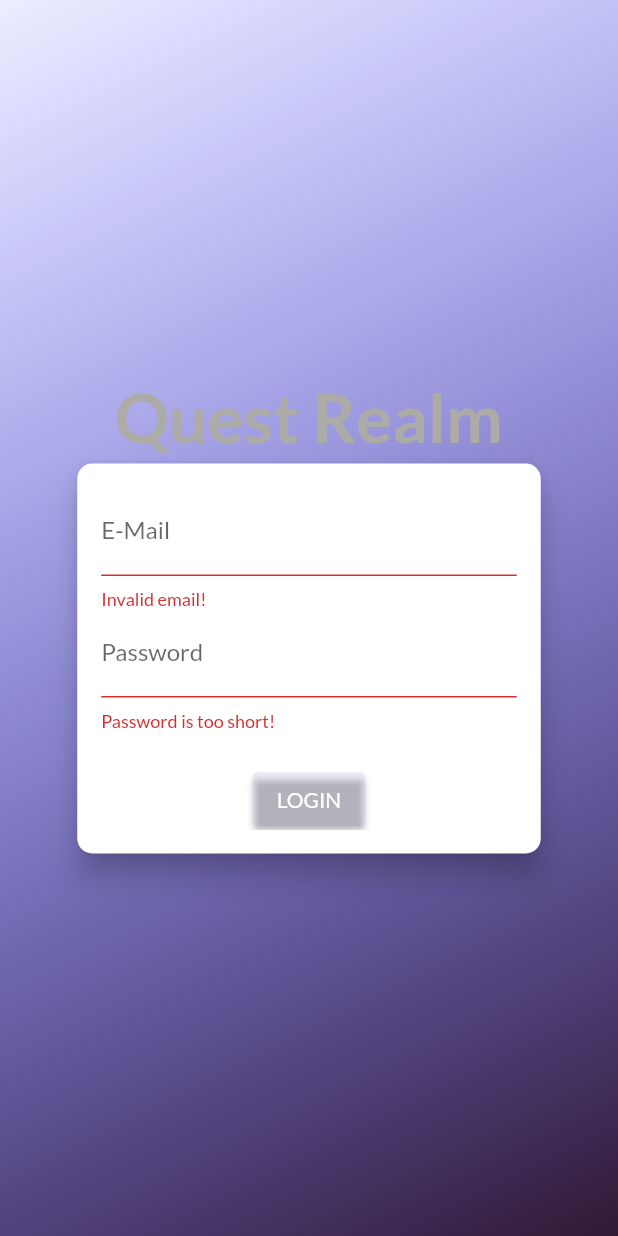
After one commit to denosg/quest_realm, a Flutter app: the AuthScreen screen opened directly, after a tap on "LOGIN", on a phone screen of 412 x 824 dp. The commit adds this screen. Run offline on Flutter 3.47's test engine with Material 2 defaults, Android fonts, the phone set to English and light mode, and no system bars; our stand-ins replace shared_preferences; accounts and stored records are empty.

Commit message:
AuthScreen + QuestDetailScreen

```diff
--- a/lib/data/false_data.dart
+++ b/lib/data/false_data.dart
@@ -4,7 +4,8 @@ final List<Quest> falseData = [
   Quest(
     id: 'm1',
     title: 'Quest1',
-    description: 'Quest1Description',
+    description:
+        'Quest1Descriptionaaaaaaaaaaaaaaaaaaaaaaaaaaaaaaaaaaaaaaaaaaaaaaaaaaaaaaaaaaaaaaaaaaaaaaaaaaaaaaaaaaaaaaaaaaaaaaaaaaaaaaaaaaaaaaaaaaaaaaaaaaaaaaaaaaaaaaaaaaaaaaaaaaaaaaaaaaaaaaaaaaaaa',
     points: 100,
   ),
   Quest(
--- a/lib/main.dart
+++ b/lib/main.dart
@@ -3,6 +3,7 @@ import 'package:flutter/services.dart';
 
 import './models/custom_material_color.dart';
 import './widgets/tabs_navigation.dart';
+import './screens/quest_details_screen.dart';
 
 void main() {
   //Makes it so SystemChrome.setPreferredOrientations works
@@ -29,7 +30,7 @@ class MainApp extends StatelessWidget {
             createMaterialColor(const Color.fromARGB(10, 14, 18, 255)),
         primaryColor:
             createMaterialColor(const Color.fromARGB(10, 14, 18, 255)),
-        accentColor: Colors.white,
+        accentColor: createMaterialColor(const Color.fromRGBO(48, 25, 52, 1)),
         pageTransitionsTheme: const PageTransitionsTheme(
           builders: {
             TargetPlatform.android: CupertinoPageTransitionsBuilder(),
@@ -41,7 +42,7 @@ class MainApp extends StatelessWidget {
         // Main page
         '/': (context) => TabsNavigation(),
         // Quest details
-        //QuestDetailsScreen.routeName:(context) => QuestDetailsScreen(),
+        QuestDetailsScreen.routeName: (context) => QuestDetailsScreen(),
       },
     );
   }
--- /dev/null
+++ b/lib/models/http_exception.dart
@@ -0,0 +1,11 @@
+class HttpException implements Exception {
+  final String message;
+
+  HttpException(this.message);
+
+  @override
+  String toString() {
+    return message;
+    // return super.toString(); //Instance of HttpException
+  }
+}
--- /dev/null
+++ b/lib/screens/auth_screen.dart
@@ -0,0 +1,55 @@
+import 'package:flutter/material.dart';
+
+import '../widgets/auth_card.dart';
+
+class AuthScreen extends StatelessWidget {
+  static const routeName = '/auth-screen';
+
+  @override
+  Widget build(BuildContext context) {
+    final deviceSize = MediaQuery.of(context).size;
+    return Scaffold(
+      body: Stack(
+        children: <Widget>[
+          Container(
+            decoration: const BoxDecoration(
+              gradient: LinearGradient(
+                colors: [
+                  Color.fromARGB(10, 14, 18, 255),
+                  Color.fromRGBO(48, 25, 52, 1),
+                ],
+                begin: Alignment.topLeft,
+                end: Alignment.bottomRight,
+                stops: [0, 1],
+              ),
+            ),
+          ),
+          SingleChildScrollView(
+            child: SizedBox(
+              height: deviceSize.height,
+              width: deviceSize.width,
+              child: Column(
+                mainAxisAlignment: MainAxisAlignment.center,
+                crossAxisAlignment: CrossAxisAlignment.center,
+                children: <Widget>[
+                  const Text(
+                    'Quest Realm',
+                    style: TextStyle(
+                      color: Color.fromRGBO(173, 171, 167, 1),
+                      fontSize: 45,
+                      fontWeight: FontWeight.bold,
+                    ),
+                  ),
+                  Flexible(
+                    flex: deviceSize.width > 600 ? 2 : 1,
+                    child: AuthCard(),
+                  ),
+                ],
+              ),
+            ),
+          ),
+        ],
+      ),
+    );
+  }
+}
--- /dev/null
+++ b/lib/widgets/auth_card.dart
@@ -0,0 +1,219 @@
+import 'package:flutter/material.dart';
+import 'package:provider/provider.dart';
+
+import '../models/http_exception.dart ';
+import '../providers/auth.dart';
+
+// ignore: constant_identifier_names
+enum AuthMode { Signup, Login }
+
+class AuthCard extends StatefulWidget {
+  @override
+  State<AuthCard> createState() => _AuthCardState();
+}
+
+class _AuthCardState extends State<AuthCard>
+    with SingleTickerProviderStateMixin {
+  final GlobalKey<FormState> _formKey = GlobalKey();
+  // first mode that shows when opening the app
+  AuthMode _authMode = AuthMode.Login;
+  Map<String, String> _authData = {
+    'email': '',
+    'password': '',
+  };
+  var _isLoading = false;
+  final _passwordController = TextEditingController();
+
+  // error dialog
+  void _showError(String message) {
+    showDialog(
+        context: context,
+        builder: (context) => AlertDialog(
+              title: const Text('An error occured !'),
+              content: Text(message),
+              actions: [
+                TextButton(
+                    onPressed: () {
+                      Navigator.of(context).pop();
+                    },
+                    child: const Text('Okay'))
+              ],
+            ));
+  }
+
+  // sends the information to the provider (firebase)
+  Future<void> _submit() async {
+    if (!_formKey.currentState!.validate()) {
+      // Invalid!
+      return;
+    }
+    _formKey.currentState!.save();
+    setState(() {
+      _isLoading = true;
+    });
+    try {
+      if (_authMode == AuthMode.Login) {
+        // Log user in
+        await Provider.of<Auth>(context, listen: false).login(
+          _authData['email'] as String,
+          _authData['password'] as String,
+        );
+      } else {
+        // Sign user up
+        await Provider.of<Auth>(context, listen: false).signUp(
+          _authData['email'] as String,
+          _authData['password'] as String,
+        );
+      }
+      // error handling ->
+    } on HttpException catch (e) {
+      var errorMessage = 'Could not authentificate you. Please try again later';
+      if (e.message.contains('EMAIL_EXISTS')) {
+        errorMessage = 'This email already exists !';
+      } else if (e.message.contains('INVALID_EMAIL')) {
+        errorMessage = 'This is not a valid email address !';
+      } else if (e.message.contains('WEAK_PASSWORD')) {
+        errorMessage = 'This password is too weak.';
+      } else if (e.message.contains('EMAIL_NOT_FOUND')) {
+        errorMessage = 'Could not find a user with that email.';
+      } else if (e.message.contains('INVALID_PASSWORD')) {
+        errorMessage = 'Invalid password !';
+      }
+      _showError(errorMessage);
+    } catch (error) {
+      const errorMessage =
+          'Could not authentificate you. Please try again later';
+      _showError(errorMessage);
+    }
+    setState(() {
+      _isLoading = false;
+    });
+  }
+
+  void _switchAuthMode() {
+    if (_authMode == AuthMode.Login) {
+      setState(() {
+        _authMode = AuthMode.Signup;
+      });
+    } else {
+      setState(() {
+        _authMode = AuthMode.Login;
+      });
+    }
+  }
+
+  @override
+  Widget build(BuildContext context) {
+    // gets the size of the device for future use of UI
+    final deviceSize = MediaQuery.of(context).size;
+    // the AuthCard itself
+    return Card(
+      shape: RoundedRectangleBorder(
+        borderRadius: BorderRadius.circular(10.0),
+      ),
+      elevation: 8.0,
+      // AnimatedContainer automatically changes between configurations
+      child: AnimatedContainer(
+        duration: const Duration(milliseconds: 300),
+        curve: Curves.linear,
+        height: _authMode == AuthMode.Signup ? 320 : 260,
+        constraints:
+            BoxConstraints(minHeight: _authMode == AuthMode.Signup ? 320 : 260),
+        width: deviceSize.width * 0.75,
+        padding: const EdgeInsets.all(16.0),
+        // the information regarding the login / signup
+        child: Form(
+          key: _formKey,
+          child: SingleChildScrollView(
+            child: Column(
+              children: <Widget>[
+                // login e-mail TextFormField
+                TextFormField(
+                  decoration: const InputDecoration(labelText: 'E-Mail'),
+                  keyboardType: TextInputType.emailAddress,
+                  validator: (value) {
+                    // verifies if the e-amil is valid
+                    if (value!.isEmpty || !value.contains('@')) {
+                      return 'Invalid email!';
+                    }
+                    return null;
+                  },
+                  onSaved: (value) {
+                    _authData['email'] = value!;
+                  },
+                ),
+                // login password TextFormField
+                TextFormField(
+                  decoration: const InputDecoration(labelText: 'Password'),
+                  obscureText: true,
+                  controller: _passwordController,
+                  validator: (value) {
+                    // verifies if the password is valid (simple validation)
+                    if (value!.isEmpty || value.length < 5) {
+                      return 'Password is too short!';
+                    }
+                  },
+                  onSaved: (value) {
+                    _authData['password'] = value!;
+                  },
+                ),
+                if (_authMode == AuthMode.Signup)
+                  // adds a new TextFormField if the user needs to signup
+                  TextFormField(
+                    enabled: _authMode == AuthMode.Signup,
+                    decoration:
+                        const InputDecoration(labelText: 'Confirm Password'),
+                    obscureText: true,
+                    validator: _authMode == AuthMode.Signup
+                        ? (value) {
+                            // verifies if the password entered is the same as verified password
+                            if (value != _passwordController.text) {
+                              return 'Passwords do not match!';
+                            }
+                          }
+                        : null,
+                  ),
+                const SizedBox(
+                  height: 20,
+                ),
+                // if the login/signup is loading, it shows a CircularProgressIndicator to the user
+                if (_isLoading)
+                  const CircularProgressIndicator()
+                else
+                  // the button for submitting the information
+                  ClipRRect(
+                    borderRadius: BorderRadius.circular(30),
+                    child: Padding(
+                      padding: const EdgeInsets.symmetric(
+                          horizontal: 30.0, vertical: 2),
+                      child: ElevatedButton(
+                        onPressed: _submit,
+                        child: Text(
+                          _authMode == AuthMode.Login ? 'LOGIN' : 'SIGN UP',
+                          style: const TextStyle(color: Colors.white),
+                        ),
+                      ),
+                    ),
+                  ),
+                // button to switch the auth mode (login / signup)
+                Padding(
+                  padding: const EdgeInsets.symmetric(horizontal: 10),
+                  child: TextButton(
+                    onPressed: _switchAuthMode,
+                    style: const ButtonStyle(
+                      tapTargetSize: MaterialTapTargetSize.shrinkWrap,
+                    ),
+                    child: Text(
+                      '${_authMode == AuthMode.Login ? 'SIGNUP' : 'LOGIN'} INSTEAD',
+                      style: TextStyle(color: Theme.of(context).primaryColor),
+                    ),
+                  ),
+                ),
+              ],
+            ),
+          ),
+        ),
+      ),
+    );
+  }
+}
--- a/lib/widgets/tabs_navigation.dart
+++ b/lib/widgets/tabs_navigation.dart
@@ -43,9 +43,8 @@ class _TabsNavigationState extends State<TabsNavigation> {
           padding: const EdgeInsets.only(top: 10),
           child: Text(
             _pages[_selectedPageIndex]['title'] as String,
-            style: TextStyle(
+            style: const TextStyle(
               fontFamily: 'Lato',
-              color: Theme.of(context).accentColor,
               fontSize: 24,
             ),
           ),
--- a/pubspec.yaml
+++ b/pubspec.yaml
@@ -35,6 +35,9 @@ dependencies:
   # The following adds the Cupertino Icons font to your application.
   # Use with the CupertinoIcons class for iOS style icons.
   cupertino_icons: ^1.0.2
+  provider: ^6.0.5
+  shared_preferences: ^2.0.20
+  http: ^0.13.5
 
 dev_dependencies:
   flutter_test:
```
Also changed, not shown: lib/providers/auth.dart (added, +162 -0 lines), lib/screens/quest_details_screen.dart (+60 -0 lines), lib/widgets/quest_item.dart (+8 -15 lines), pubspec.lock.
